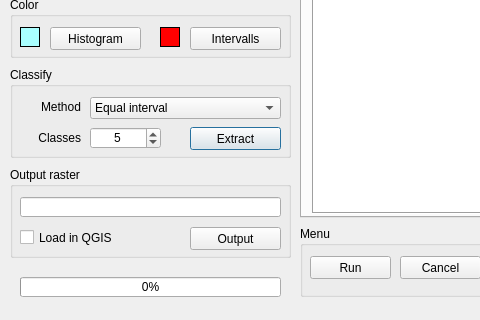
Old version of the form raster_reclassifier_dialog_base.ui in the repository drFaustino/Raster_Reclassifier; both pictures show x 0 to 480 and y 133 to 453 of the 782 by 453 pixel window.
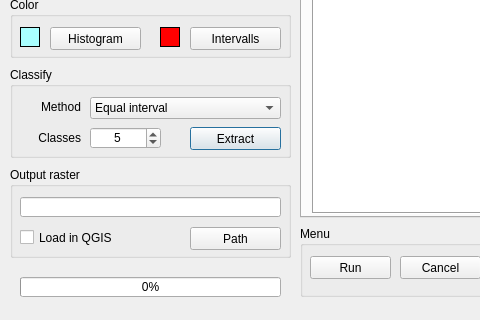
New version of the form. The open tabs and pages were chosen to show the change.

Patch:
```diff
--- a/raster_reclassifier_dialog_base.ui
+++ b/raster_reclassifier_dialog_base.ui
@@ -257,7 +257,7 @@
      </rect>
     </property>
     <property name="text">
-     <string>Output</string>
+     <string>Path</string>
     </property>
    </widget>
    <widget class="QCheckBox" name="checkBox_load_prg">
```
Left out of the diff: 2 changed lines with no effect on the pictures.
